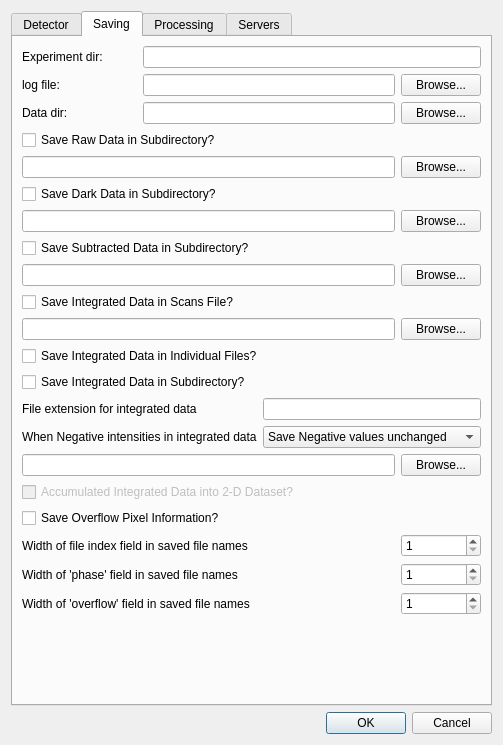
Above: source/qxrdexperimentpreferencesdialog.ui from guyjennings/qxrd before the change. Below: the same form after it.
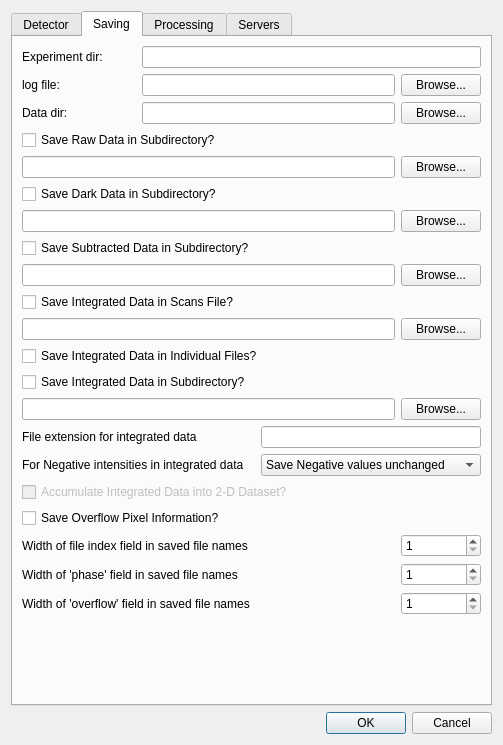
That is the form after the change. The open tabs and pages were chosen to show the change.

Commit message: Rearrange items in experiment prefs dialog to be more logical

The edit to the form file:
```diff
--- a/source/qxrdexperimentpreferencesdialog.ui
+++ b/source/qxrdexperimentpreferencesdialog.ui
@@ -78,7 +78,7 @@
          </property>
         </widget>
        </item>
-       <item row="24" column="0" colspan="4">
+       <item row="26" column="0" colspan="4">
         <widget class="QLabel" name="label_12">
          <property name="text">
           <string>Width of 'overflow' field in saved file names</string>
@@ -92,7 +92,7 @@
          </property>
         </widget>
        </item>
-       <item row="24" column="4">
+       <item row="26" column="4">
         <widget class="QSpinBox" name="m_FileOverflowWidth">
          <property name="minimum">
           <number>1</number>
@@ -102,7 +102,7 @@
          </property>
         </widget>
        </item>
-       <item row="22" column="4">
+       <item row="24" column="4">
         <widget class="QSpinBox" name="m_FileIndexWidth">
          <property name="minimum">
           <number>1</number>
@@ -112,6 +112,16 @@
          </property>
         </widget>
        </item>
+       <item row="18" column="2" colspan="3">
+        <widget class="QLineEdit" name="m_ScanFileExtension"/>
+       </item>
+       <item row="18" column="0" colspan="2">
+        <widget class="QLabel" name="label_7">
+         <property name="text">
+          <string>File extension for integrated data</string>
+         </property>
+        </widget>
+       </item>
        <item row="9" column="4">
         <widget class="QPushButton" name="m_SaveDarkBrowse">
          <property name="text">
@@ -122,13 +132,6 @@
        <item row="6" column="0" colspan="4">
         <widget class="QLineEdit" name="m_SaveRawSubdir"/>
        </item>
-       <item row="18" column="4">
-        <widget class="QPushButton" name="m_SaveIntegratedBrowse">
-         <property name="text">
-          <string>Browse...</string>
-         </property>
-        </widget>
-       </item>
        <item row="11" column="0" colspan="4">
         <widget class="QLineEdit" name="m_SaveSubtractedSubdir"/>
        </item>
@@ -174,13 +177,13 @@
          </property>
         </widget>
        </item>
-       <item row="19" column="0" colspan="5">
+       <item row="21" column="0" colspan="5">
         <widget class="QCheckBox" name="m_AccumulateIntegrated2D">
          <property name="enabled">
           <bool>false</bool>
          </property>
          <property name="text">
-          <string>Accumulated Integrated Data into 2-D Dataset?</string>
+          <string>Accumulate Integrated Data into 2-D Dataset?</string>
          </property>
          <property name="checkable">
           <bool>true</bool>
@@ -198,14 +201,14 @@
          </property>
         </widget>
        </item>
-       <item row="17" column="0" colspan="2">
+       <item row="19" column="0" colspan="2">
         <widget class="QLabel" name="label_6">
          <property name="text">
-          <string>When Negative intensities in integrated data</string>
+          <string>For Negative intensities in integrated data</string>
          </property>
         </widget>
        </item>
-       <item row="17" column="2" colspan="3">
+       <item row="19" column="2" colspan="3">
         <widget class="QComboBox" name="m_ScanDataNegative">
          <item>
           <property name="text">
@@ -224,14 +227,14 @@
          </item>
         </widget>
        </item>
-       <item row="22" column="0" colspan="4">
+       <item row="24" column="0" colspan="4">
         <widget class="QLabel" name="label_3">
          <property name="text">
           <string>Width of file index field in saved file names</string>
          </property>
         </widget>
        </item>
-       <item row="23" column="4">
+       <item row="25" column="4">
         <widget class="QSpinBox" name="m_FilePhaseWidth">
          <property name="minimum">
           <number>1</number>
@@ -251,10 +254,7 @@
          </property>
         </widget>
        </item>
-       <item row="18" column="0" colspan="4">
-        <widget class="QLineEdit" name="m_SaveIntegratedSubdir"/>
-       </item>
-       <item row="23" column="0" colspan="4">
+       <item row="25" column="0" colspan="4">
         <widget class="QLabel" name="label_11">
          <property name="text">
           <string>Width of 'phase' field in saved file names</string>
@@ -299,7 +299,7 @@
          </property>
         </widget>
        </item>
-       <item row="25" column="1">
+       <item row="27" column="1">
         <spacer name="verticalSpacer_5">
          <property name="orientation">
           <enum>Qt::Vertical</enum>
@@ -312,7 +312,7 @@
          </property>
         </spacer>
        </item>
-       <item row="21" column="0" colspan="5">
+       <item row="23" column="0" colspan="5">
         <widget class="QCheckBox" name="m_SaveOverflowFiles">
          <property name="enabled">
           <bool>true</bool>
@@ -349,15 +349,15 @@
          </property>
         </widget>
        </item>
-       <item row="16" column="0" colspan="2">
-        <widget class="QLabel" name="label_7">
+       <item row="16" column="4">
+        <widget class="QPushButton" name="m_SaveIntegratedBrowse">
          <property name="text">
-          <string>File extension for integrated data</string>
+          <string>Browse...</string>
          </property>
         </widget>
        </item>
-       <item row="16" column="2" colspan="3">
-        <widget class="QLineEdit" name="m_ScanFileExtension"/>
+       <item row="16" column="0" colspan="4">
+        <widget class="QLineEdit" name="m_SaveIntegratedSubdir"/>
        </item>
       </layout>
      </widget>
```
